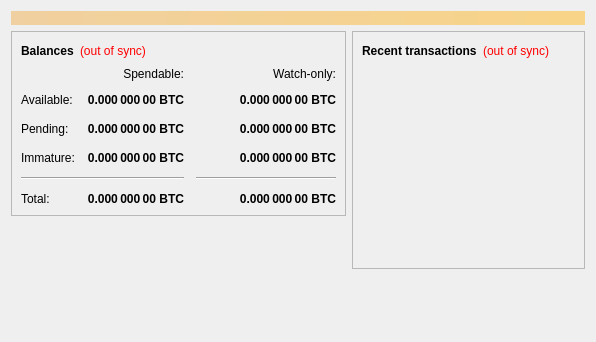
dobbscoin/dobbscoin-source, file src/qt/forms/overviewpage.ui: the form before one commit.
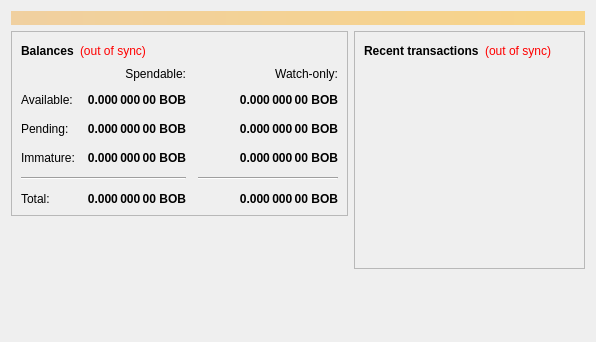
The form after the commit.

Diff of the .ui file:
```diff
--- a/src/qt/forms/overviewpage.ui
+++ b/src/qt/forms/overviewpage.ui
@@ -112,7 +112,7 @@
                <string>Unconfirmed transactions to watch-only addresses</string>
               </property>
               <property name="text">
-               <string notr="true">0.000 000 00 BTC</string>
+               <string notr="true">0.000 000 00 BOB</string>
               </property>
               <property name="alignment">
                <set>Qt::AlignRight|Qt::AlignTrailing|Qt::AlignVCenter</set>
@@ -137,7 +137,7 @@
                <string>Total of transactions that have yet to be confirmed, and do not yet count toward the spendable balance</string>
               </property>
               <property name="text">
-               <string notr="true">0.000 000 00 BTC</string>
+               <string notr="true">0.000 000 00 BOB</string>
               </property>
               <property name="alignment">
                <set>Qt::AlignRight|Qt::AlignTrailing|Qt::AlignVCenter</set>
@@ -162,7 +162,7 @@
                <string>Mined balance in watch-only addresses that has not yet matured</string>
               </property>
               <property name="text">
-               <string notr="true">0.000 000 00 BTC</string>
+               <string notr="true">0.000 000 00 BOB</string>
               </property>
               <property name="alignment">
                <set>Qt::AlignRight|Qt::AlignTrailing|Qt::AlignVCenter</set>
@@ -220,7 +220,7 @@
                <string>Mined balance that has not yet matured</string>
               </property>
               <property name="text">
-               <string notr="true">0.000 000 00 BTC</string>
+               <string notr="true">0.000 000 00 BOB</string>
               </property>
               <property name="alignment">
                <set>Qt::AlignRight|Qt::AlignTrailing|Qt::AlignVCenter</set>
@@ -265,7 +265,7 @@
                <string>Your current total balance</string>
               </property>
               <property name="text">
-               <string notr="true">0.000 000 00 BTC</string>
+               <string notr="true">0.000 000 00 BOB</string>
               </property>
               <property name="alignment">
                <set>Qt::AlignRight|Qt::AlignTrailing|Qt::AlignVCenter</set>
@@ -290,7 +290,7 @@
                <string>Current total balance in watch-only addresses</string>
               </property>
               <property name="text">
-               <string notr="true">0.000 000 00 BTC</string>
+               <string notr="true">0.000 000 00 BOB</string>
               </property>
               <property name="alignment">
                <set>Qt::AlignRight|Qt::AlignTrailing|Qt::AlignVCenter</set>
@@ -332,7 +332,7 @@
                <string>Your current spendable balance</string>
               </property>
               <property name="text">
-               <string notr="true">0.000 000 00 BTC</string>
+               <string notr="true">0.000 000 00 BOB</string>
               </property>
               <property name="alignment">
                <set>Qt::AlignRight|Qt::AlignTrailing|Qt::AlignVCenter</set>
@@ -357,7 +357,7 @@
                <string>Your current balance in watch-only addresses</string>
               </property>
               <property name="text">
-               <string notr="true">0.000 000 00 BTC</string>
+               <string notr="true">0.000 000 00 BOB</string>
               </property>
               <property name="alignment">
                <set>Qt::AlignRight|Qt::AlignTrailing|Qt::AlignVCenter</set>
```
